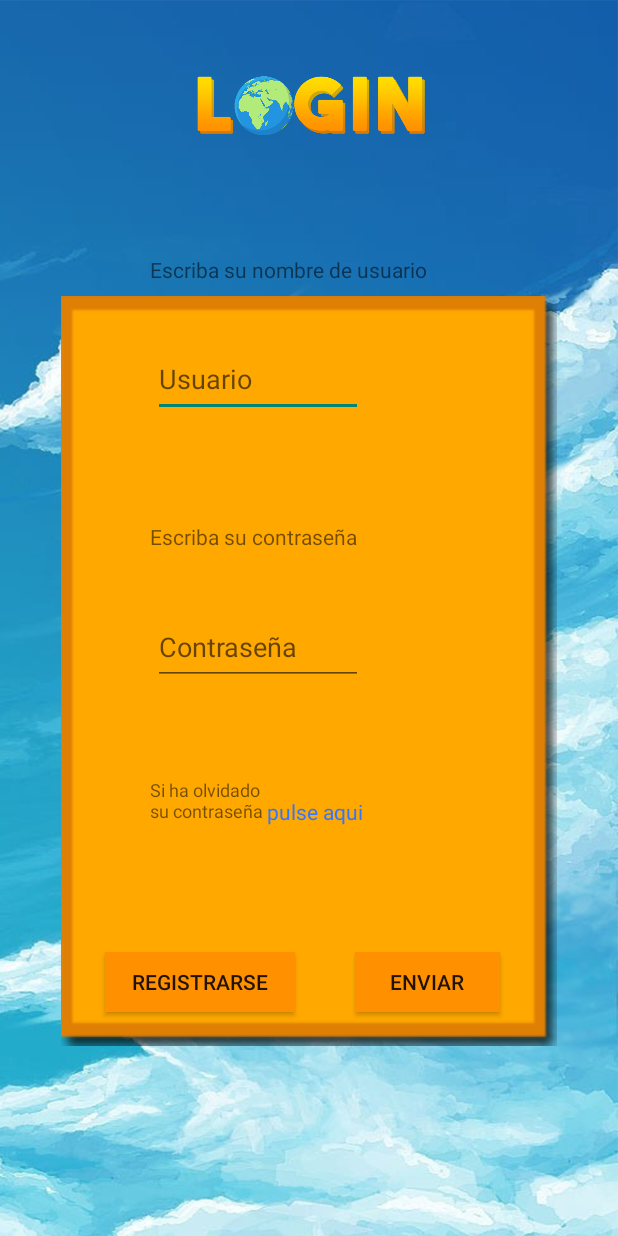
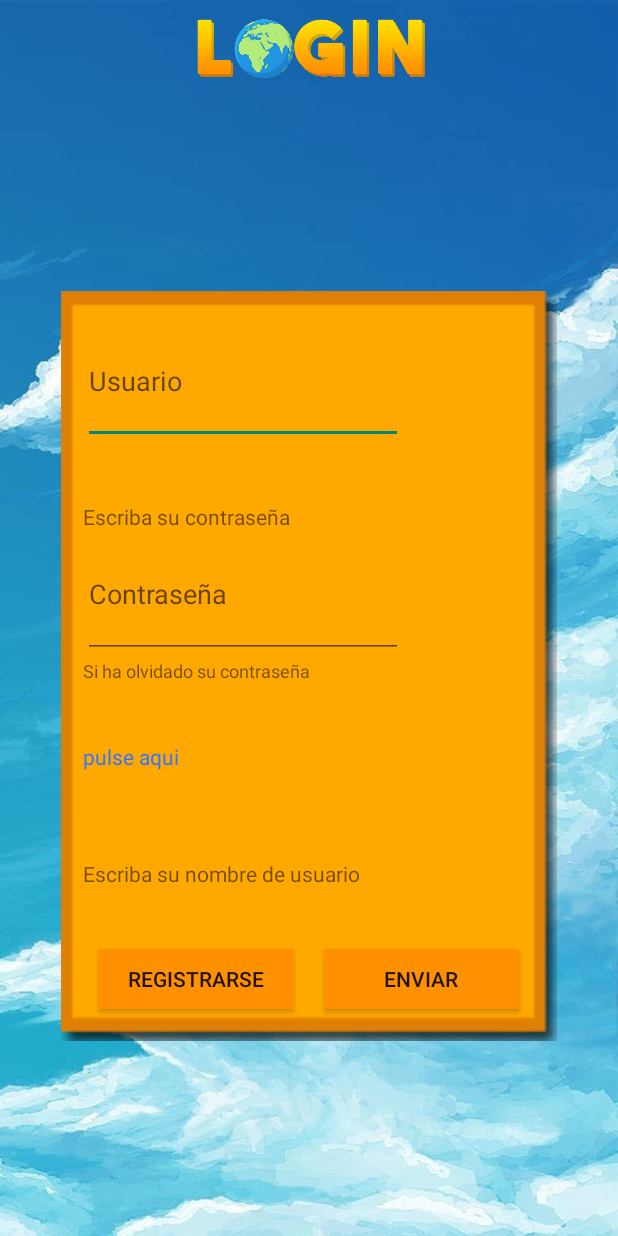
Before and after one commit to XXnikoDarkXX/Odyssey-Games, an Android app: the Pantalla_Login screen opened directly, with no data from a screen before it, on a phone screen of 412 x 824 dp. Run offline under Robolectric (Android 15) with nearby library versions, the phone set to English and light mode, and no system bars; pictures from the network do not load.

```diff
--- a/Trivia_World/app/src/main/res/layout/pantalla_login.xml
+++ b/Trivia_World/app/src/main/res/layout/pantalla_login.xml
@@ -18,7 +18,6 @@
         android:layout_marginEnd="3dp"
         android:contentDescription="@string/descripcion_logo_redes"
         android:onClick="volverInicio"
-        app:layout_constraintBottom_toTopOf="@+id/contenedor1"
         app:layout_constraintEnd_toEndOf="parent"
         app:layout_constraintStart_toStartOf="parent"
         app:layout_constraintTop_toTopOf="parent"
@@ -26,10 +25,8 @@
 
     <ImageView
         android:id="@+id/marcoAmarrillo"
-        android:layout_width="361dp"
+        android:layout_width="400dp"
         android:layout_height="500dp"
-        android:layout_marginTop="20dp"
-        android:layout_marginBottom="50dp"
         android:contentDescription="@string/descripcion_gui_redes"
         app:layout_constraintBottom_toBottomOf="parent"
         app:layout_constraintEnd_toEndOf="parent"
@@ -38,155 +35,88 @@
         app:srcCompat="@drawable/gui_redes" />
 
     <LinearLayout
-        android:id="@+id/contenedor1"
-        android:layout_width="413dp"
-        android:layout_height="50dp"
-        android:layout_marginTop="100dp"
-        app:layout_constraintBottom_toTopOf="@+id/contenedor2"
+        android:id="@+id/linearLayout"
+        android:layout_width="300dp"
+        android:layout_height="400dp"
+        android:orientation="vertical"
+        app:layout_constraintBottom_toBottomOf="@+id/marcoAmarrillo"
         app:layout_constraintEnd_toEndOf="parent"
-        app:layout_constraintHorizontal_bias="0.0"
+        app:layout_constraintHorizontal_bias="0.495"
         app:layout_constraintStart_toStartOf="parent"
-        app:layout_constraintTop_toTopOf="parent">
-
-        <TextView
-            android:id="@+id/usuarioLogin"
-            android:layout_width="0dp"
-            android:layout_height="50sp"
-            android:layout_marginStart="100dp"
-            android:layout_weight="1"
-            android:gravity="bottom"
-            android:text="@string/usuarioLogin" />
-
-
-    </LinearLayout>
-
-    <LinearLayout
-        android:id="@+id/contenedor2"
-        android:layout_width="410dp"
-        android:layout_height="50dp"
-        app:layout_constraintBottom_toTopOf="@+id/contenedor3"
-        app:layout_constraintEnd_toEndOf="parent"
-        app:layout_constraintHorizontal_bias="1.0"
-        app:layout_constraintStart_toStartOf="parent"
-        app:layout_constraintTop_toBottomOf="@+id/contenedor1">
+        app:layout_constraintTop_toTopOf="@+id/marcoAmarrillo"
+        app:layout_constraintVertical_bias="0.18">
 
         <EditText
             android:id="@+id/usuarioLoginIn"
-            android:layout_width="0dp"
-            android:layout_height="match_parent"
-            android:layout_marginStart="100dp"
-            android:layout_marginEnd="170sp"
+            android:layout_width="wrap_content"
+            android:layout_height="wrap_content"
             android:layout_weight="1"
             android:autofillHints="@string/usuarioLoginIn"
             android:ems="10"
             android:hint="@string/usuarioLoginIn"
             android:inputType="textEmailAddress" />
-    </LinearLayout>
 
-    <LinearLayout
-        android:id="@+id/contenedor4"
-        android:layout_width="410dp"
-        android:layout_height="50dp"
-        android:layout_marginBottom="10dp"
-        app:layout_constraintBottom_toTopOf="@+id/contenedor5"
-        app:layout_constraintEnd_toEndOf="parent"
-        app:layout_constraintHorizontal_bias="1.0"
-        app:layout_constraintStart_toStartOf="parent"
-        app:layout_constraintTop_toBottomOf="@+id/contenedor3">
+        <TextView
+            android:id="@+id/contraseñaIn"
+            android:layout_width="wrap_content"
+            android:layout_height="wrap_content"
+            android:layout_weight="1"
+            android:gravity="bottom"
+            android:text="@string/contraseñaLogin" />
 
         <EditText
             android:id="@+id/contraseñaLogin"
-            android:layout_width="0dp"
-            android:layout_height="match_parent"
-            android:layout_marginStart="100dp"
-            android:layout_marginEnd="170sp"
+            android:layout_width="wrap_content"
+            android:layout_height="wrap_content"
             android:layout_weight="1"
             android:autofillHints="@string/contraseñaInLogin"
             android:ems="10"
             android:hint="@string/contraseñaInLogin"
-            android:inputType="textPassword"
-            />
-    </LinearLayout>
-
-    <LinearLayout
-        android:id="@+id/contenedor3"
-        android:layout_width="413dp"
-        android:layout_height="50dp"
-        app:layout_constraintBottom_toTopOf="@+id/contenedor4"
-        app:layout_constraintEnd_toEndOf="parent"
-        app:layout_constraintHorizontal_bias="0.0"
-        app:layout_constraintStart_toStartOf="parent"
-        app:layout_constraintTop_toBottomOf="@+id/contenedor2">
-
-        <TextView
-            android:id="@+id/contraseñaIn"
-            android:layout_width="0dp"
-            android:layout_height="50sp"
-            android:layout_marginStart="100dp"
-            android:layout_weight="1"
-            android:gravity="bottom"
-            android:text="@string/contraseñaLogin" />
-
-
-    </LinearLayout>
-
-    <LinearLayout
-        android:id="@+id/contenedor5"
-        android:layout_width="416dp"
-        android:layout_height="50dp"
-        android:layout_marginTop="10dp"
-        android:layout_weight="1"
-        android:orientation="horizontal"
-        app:layout_constraintBottom_toTopOf="@+id/contenedor6"
-        app:layout_constraintEnd_toEndOf="parent"
-        app:layout_constraintHorizontal_bias="0.0"
-        app:layout_constraintStart_toStartOf="parent"
-        app:layout_constraintTop_toBottomOf="@+id/contenedor4">
-
+            android:inputType="textPassword" />
 
         <TextView
             android:id="@+id/olvidoContraseña"
-            android:layout_width="0dp"
-            android:layout_height="50sp"
-            android:layout_marginStart="100dp"
+            android:layout_width="wrap_content"
+            android:layout_height="wrap_content"
             android:layout_weight="1"
             android:text="@string/olvidoContraseñaLogin"
             android:textSize="12sp" />
 
         <TextView
             android:id="@+id/enlaceOlvidoContraseñaLogin"
-            android:layout_width="10sp"
+            android:layout_width="wrap_content"
             android:layout_height="wrap_content"
-            android:layout_marginTop="15sp"
-            android:layout_marginEnd="150dp"
             android:layout_weight="1"
             android:text="@string/enlaceOlvidoContraseñaLogin"
             android:textColor="@color/azulEnlace" />
 
+        <TextView
+            android:id="@+id/usuarioLogin"
+            android:layout_width="wrap_content"
+            android:layout_height="wrap_content"
+            android:layout_weight="1"
+            android:gravity="center"
+            android:text="@string/usuarioLogin" />
     </LinearLayout>
 
     <LinearLayout
         android:id="@+id/contenedor6"
-        android:layout_width="413dp"
-        android:layout_height="50dp"
-        android:layout_marginTop="30dp"
-        android:layout_marginBottom="100dp"
+        android:layout_width="300dp"
+        android:layout_height="0dp"
         android:layout_weight="1"
+        android:gravity="center"
         android:orientation="horizontal"
-        app:layout_constraintBottom_toBottomOf="parent"
+        app:layout_constraintBottom_toBottomOf="@+id/marcoAmarrillo"
         app:layout_constraintEnd_toEndOf="parent"
-        app:layout_constraintHorizontal_bias="0.0"
         app:layout_constraintStart_toStartOf="parent"
-        app:layout_constraintTop_toBottomOf="@+id/contenedor5"
-        app:layout_constraintVertical_bias="0.0">
+        app:layout_constraintTop_toBottomOf="@+id/linearLayout">
 
 
         <Button
             android:id="@+id/btnRegistrarseLogin"
-            android:layout_width="70dp"
+            android:layout_width="match_parent"
             android:layout_height="40dp"
-            android:layout_marginStart="70dp"
-            android:layout_marginEnd="20dp"
+            android:layout_margin="10dp"
             android:layout_weight="1"
             android:background="#ff9000"
             android:onClick="irARegistrase"
@@ -195,10 +125,9 @@
 
         <Button
             android:id="@+id/btnEnviarLogin"
-            android:layout_width="40dp"
+            android:layout_width="match_parent"
             android:layout_height="40dp"
-            android:layout_marginStart="20dp"
-            android:layout_marginEnd="80dp"
+            android:layout_margin="10dp"
             android:layout_weight="1"
             android:background="#ff9000"
             android:onClick="enviar"
```
